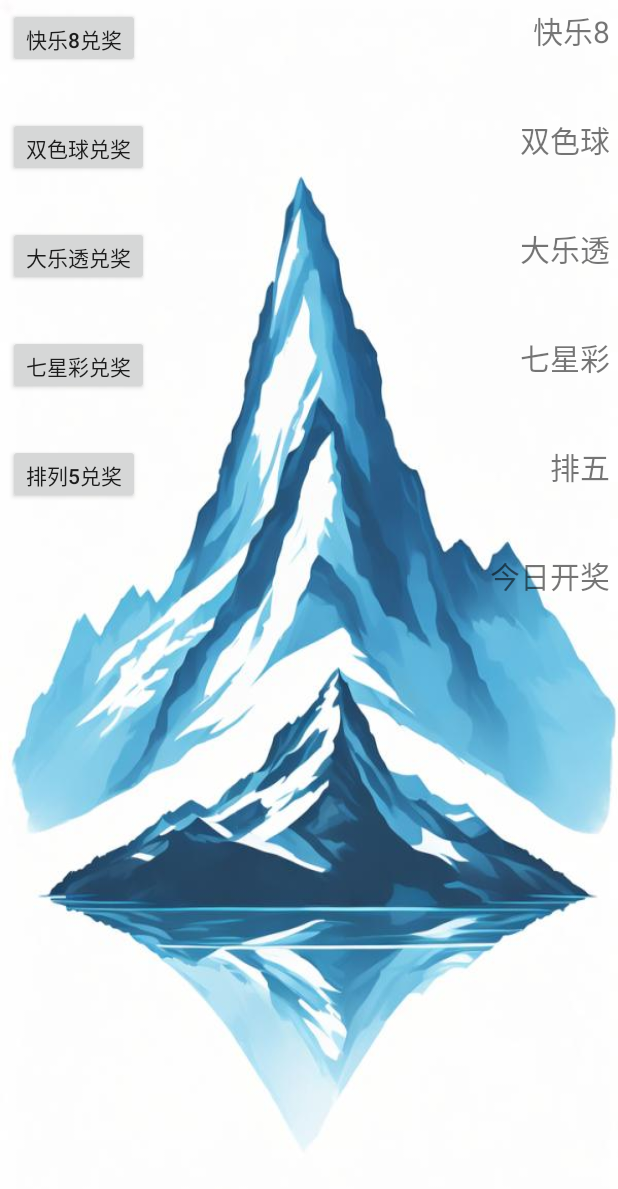
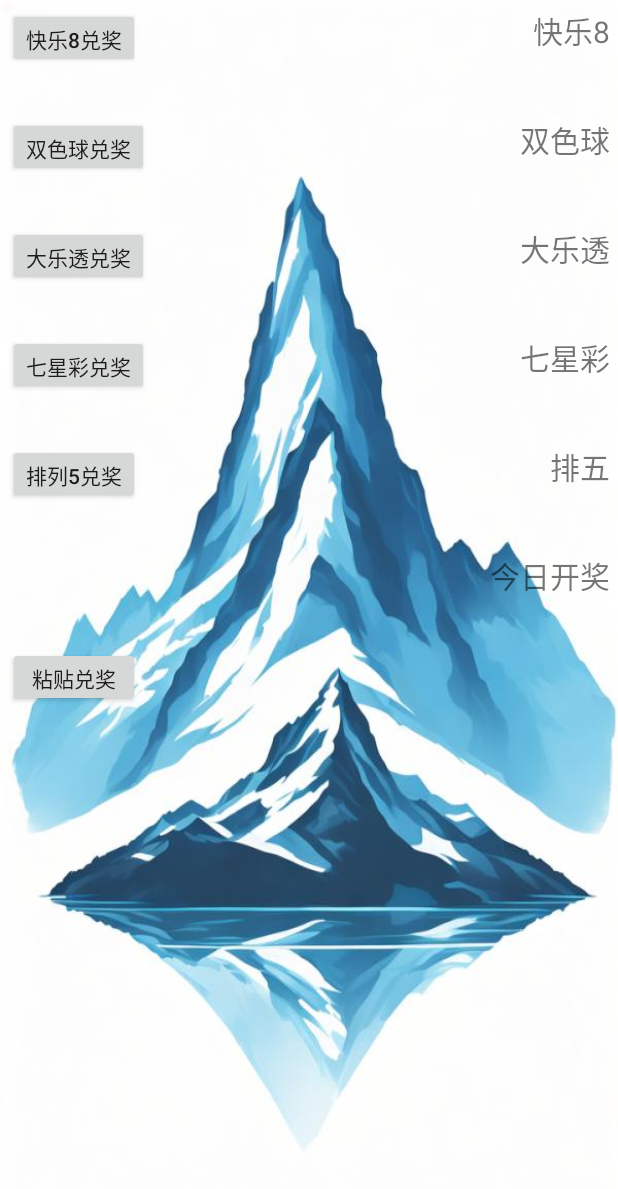
Before and after one commit to longtuxu/CaiPiao, an Android app: the screen it shows after launch (MainActivity), on a phone screen of 412 x 824 dp. Shown: the top 1189 px of the screen. Run offline under Robolectric (Android 15) with nearby library versions, the phone set to English and light mode, and no system bars.

```diff
--- a/app/src/main/AndroidManifest.xml
+++ b/app/src/main/AndroidManifest.xml
@@ -8,7 +8,8 @@
         android:label="@string/app_name"
         android:roundIcon="@mipmap/background"
         android:supportsRtl="true"
-        android:theme="@style/AppTheme">
+        android:theme="@style/AppTheme"
+        >
         <activity android:name=".MainActivity">
             <intent-filter>
                 <action android:name="android.intent.action.MAIN" />
--- a/app/src/main/java/com/myfirstdemotogithub/MainActivity.java
+++ b/app/src/main/java/com/myfirstdemotogithub/MainActivity.java
@@ -5,7 +5,6 @@ import android.content.ClipboardManager;
 import android.content.Context;
 import android.os.Build;
 import android.os.Bundle;
-import android.support.annotation.RequiresApi;
 import android.view.View;
 import android.view.View.OnClickListener;
 import android.view.WindowManager;
@@ -29,6 +28,8 @@ import com.myfirstdemotogithub.ticket.SuperLotto;
 import com.myfirstdemotogithub.ticket.TwoTone;
 import com.myfirstdemotogithub.tools.CustomToast;
 import com.myfirstdemotogithub.tools.OpenTicketToday;
+
+import androidx.annotation.RequiresApi;
 
 /**
  *彩票单注多买一注都是侮辱智商。
--- a/app/src/main/res/layout/activity_main.xml
+++ b/app/src/main/res/layout/activity_main.xml
@@ -198,6 +198,32 @@
                 android:textSize="16sp" />
         </LinearLayout>
 
+        <LinearLayout
+            android:layout_width="match_parent"
+            android:layout_height="wrap_content"
+            android:layout_margin="5dp"
+            android:orientation="vertical">
+
+            <LinearLayout
+                android:layout_width="match_parent"
+                android:layout_height="40dp"
+                android:orientation="horizontal">
+
+                <Button
+                    android:id="@+id/paste_btn"
+                    android:layout_width="wrap_content"
+                    android:layout_height="wrap_content"
+                    android:text="粘贴兑奖" />
+
+                <TextView
+                    android:layout_width="match_parent"
+                    android:layout_height="match_parent"
+                    android:gravity="right"
+                    android:text=""
+                    android:textSize="20sp" />/>
+            </LinearLayout>
+        </LinearLayout>
+
     </LinearLayout>
 
 </LinearLayout>
--- a/app/src/main/res/values/styles.xml
+++ b/app/src/main/res/values/styles.xml
@@ -1,3 +1,4 @@
+
 <resources>
 
     <!-- Base application theme. -->
--- a/gradle.properties
+++ b/gradle.properties
@@ -10,4 +10,5 @@ org.gradle.jvmargs=-Xmx1536m
 # This option should only be used with decoupled projects. More details, visit
 # http://www.gradle.org/docs/current/userguide/multi_project_builds.html#sec:decoupled_projects
 # org.gradle.parallel=true
-android.enableAapt2=false
+systemProp.allowInsecureProtocol=true
+android.useAndroidX=true
```
Also changed, not shown: app/build.gradle (+7 -4 lines), app/src/main/java/com/myfirstdemotogithub/tools/ClipboardReceiver.java (added, +42 -0 lines), build.gradle (+4 -4 lines), app/src/main/res/mipmap-hdpi/ic_launcher.png (deleted), app/src/main/res/mipmap-hdpi/ic_launcher_round.png (deleted), app/src/main/res/mipmap-mdpi/ic_launcher.png (deleted), app/src/main/res/mipmap-mdpi/ic_launcher_round.png (deleted), app/src/main/res/mipmap-xhdpi/ic_launcher.png (deleted), app/src/main/res/mipmap-xhdpi/ic_launcher_round.png (deleted), app/src/main/res/mipmap-xxhdpi/ic_launcher.png (deleted), app/src/main/res/mipmap-xxhdpi/ic_launcher_round.png (deleted), app/src/main/res/mipmap-xxxhdpi/ic_launcher.png (deleted), app/src/main/res/mipmap-xxxhdpi/ic_launcher_round.png (deleted), gradle/wrapper/gradle-wrapper.properties.
